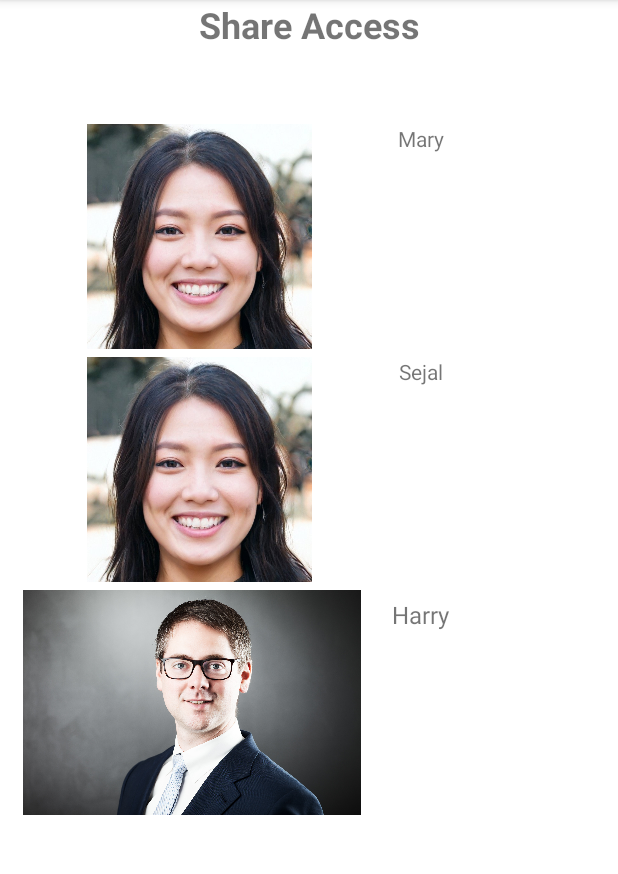
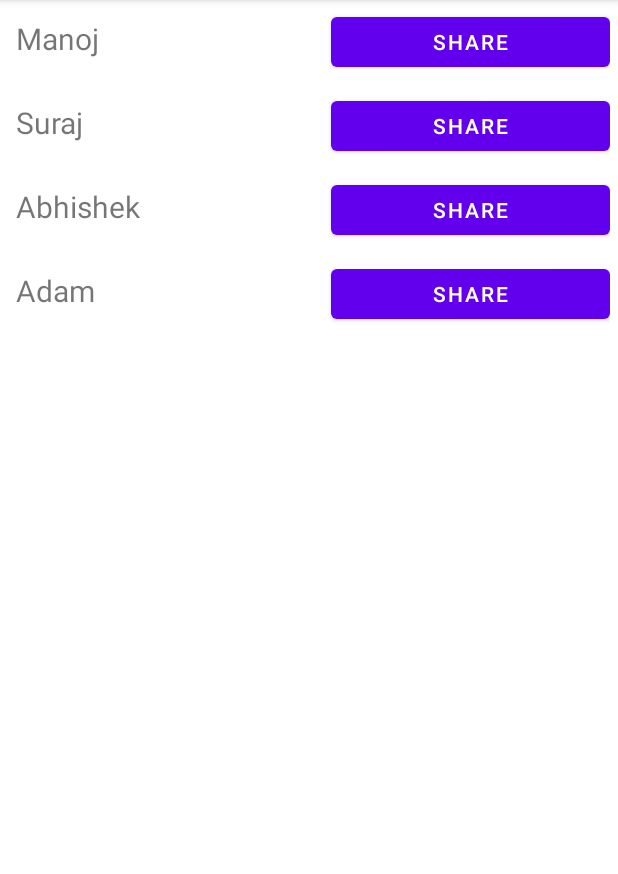
Before and after one commit to skmodi649/VidCiph, an Android app: the ShareActivity screen opened directly, with no data from a screen before it, on a phone screen of 412 x 824 dp, the part 84-958 px from its top. Run offline under Robolectric (Android 15) with nearby library versions, the phone set to English and light mode, and no system bars.

Commit message:
Mid commit

```diff
--- a/app/src/main/java/com/example/vidciph/ShareActivity.java
+++ b/app/src/main/java/com/example/vidciph/ShareActivity.java
@@ -2,13 +2,33 @@ package com.example.vidciph;
 
 import androidx.appcompat.app.AppCompatActivity;
 
+import android.content.Intent;
+import android.content.pm.PackageManager;
 import android.os.Bundle;
+import android.view.View;
+import android.widget.Button;
 
 public class ShareActivity extends AppCompatActivity {
-
+    Button shareAbhishek, shareSuraj, shareAdam, shareManoj;
     @Override
     protected void onCreate(Bundle savedInstanceState) {
         super.onCreate(savedInstanceState);
         setContentView(R.layout.activity_share);
+
+        shareAbhishek = findViewById(R.id.shareAbhishek);
+        shareSuraj = findViewById(R.id.shareSuraj);
+        shareManoj = findViewById(R.id.shareManoj);
+
+        shareManoj.setOnClickListener(new View.OnClickListener() {
+            @Override
+            public void onClick(View v) {
+               Intent intent = getPackageManager().getLaunchIntentForPackage("com.google.android.gm");
+                if (intent != null) {
+                    startActivity(intent);
+                }
+
+            }
+        });
+
     }
 }
--- a/app/src/main/res/layout/activity_share.xml
+++ b/app/src/main/res/layout/activity_share.xml
@@ -6,99 +6,107 @@
     android:layout_height="match_parent"
     tools:context=".ShareActivity">
 
-    <TextView
-        android:id="@+id/textView4"
-        android:layout_width="164dp"
-        android:layout_height="36dp"
-        android:textSize="24sp"
-        android:textAlignment="center"
-        android:text="Share Access"
-        android:textStyle="bold"
-        app:layout_constraintEnd_toEndOf="parent"
-        app:layout_constraintStart_toStartOf="parent"
-        app:layout_constraintTop_toTopOf="parent" />
-
-    <ScrollView
-        android:layout_width="412dp"
-        android:layout_marginTop="20sp"
-        android:layout_height="699dp"
-        app:layout_constraintBottom_toBottomOf="parent"
-        app:layout_constraintEnd_toEndOf="parent"
-        app:layout_constraintStart_toStartOf="parent"
-        app:layout_constraintTop_toBottomOf="@+id/textView4"
-        tools:ignore="SpeakableTextPresentCheck">
-
-        <LinearLayout
-            android:layout_marginTop="20dp"
-            android:layout_width="match_parent"
-            android:layout_height="wrap_content"
-            android:orientation="vertical">
 
     <LinearLayout
         android:layout_width="match_parent"
         android:layout_height="match_parent"
+        android:orientation="vertical"
+        app:layout_constraintBottom_toBottomOf="parent"
+        app:layout_constraintEnd_toEndOf="parent"
+        app:layout_constraintStart_toStartOf="parent"
+        app:layout_constraintTop_toTopOf="parent">
+
+        <LinearLayout
+            android:layout_width="match_parent"
+            android:layout_height="45dp"
+            android:layout_margin="5dp"
             android:orientation="horizontal">
 
-                <ImageView
-                    android:id="@+id/imageView5"
-                    android:layout_width="150dp"
-                    android:layout_height="150dp"
-                    android:layout_weight="1"
-                    android:src="@drawable/random1" />
-
             <TextView
-                    android:id="@+id/textView8"
-                    android:layout_width="wrap_content"
+                android:id="@+id/manoj"
+                android:padding="5dp"
+                android:layout_width="50dp"
                 android:layout_height="wrap_content"
                 android:layout_weight="1"
-                    android:text="Mary" />
+                android:textSize="20sp"
+                android:text="Manoj" />
+
+            <Button
+                android:id="@+id/shareManoj"
+                android:padding="5dp"
+                android:layout_width="20dp"
+                android:layout_height="wrap_content"
+                android:layout_weight="1"
+                android:text="Share" />
         </LinearLayout>
 
         <LinearLayout
-                android:layout_marginTop="5dp"
             android:layout_width="match_parent"
-                android:layout_height="match_parent"
+            android:layout_height="45dp"
+            android:layout_margin="5dp"
             android:orientation="horizontal">
 
-                <ImageView
-                    android:id="@+id/imageView4"
-                    android:layout_width="150dp"
-                    android:layout_height="150dp"
-                    android:layout_weight="1"
-                    android:src="@drawable/random1" />
-
             <TextView
-                    android:id="@+id/textView7"
-                    android:layout_width="wrap_content"
+                android:id="@+id/suraj"
+                android:padding="5dp"
+                android:layout_width="50dp"
                 android:layout_height="wrap_content"
                 android:layout_weight="1"
-                    android:text="Sejal" />
+                android:textSize="20sp"
+                android:text="Suraj" />
+
+            <Button
+                android:id="@+id/shareSuraj"
+                android:layout_width="20dp"
+                android:layout_height="wrap_content"
+                android:layout_weight="1"
+                android:text="Share" />
         </LinearLayout>
 
         <LinearLayout
-                android:layout_marginTop="5dp"
             android:layout_width="match_parent"
-                android:layout_height="wrap_content"
+            android:layout_height="45dp"
+            android:layout_margin="5dp"
             android:orientation="horizontal">
 
-                <ImageView
-                    android:id="@+id/imageView3"
-                    android:layout_width="150dp"
-                    android:layout_height="150dp"
+            <TextView
+                android:id="@+id/Abhishek"
+                android:padding="5dp"
+                android:layout_width="50dp"
+                android:layout_height="wrap_content"
                 android:layout_weight="1"
-                    android:src="@drawable/random3" />
+                android:textSize="20sp"
+                android:text="Abhishek" />
+
+            <Button
+                android:id="@+id/shareAbhishek"
+                android:layout_width="20dp"
+                android:layout_height="wrap_content"
+                android:layout_weight="1"
+                android:text="Share" />
+        </LinearLayout>
+
+        <LinearLayout
+            android:layout_width="match_parent"
+            android:layout_height="45dp"
+            android:layout_margin="5dp"
+            android:orientation="horizontal">
 
             <TextView
-                    android:layout_width="wrap_content"
+                android:id="@+id/Adam"
+                android:padding="5dp"
+                android:layout_width="50dp"
                 android:layout_height="wrap_content"
-                    android:layout_margin="5dp"
                 android:layout_weight="1"
-                    android:text="Harry"
-                    android:textSize="16sp" />
+                android:textSize="20sp"
+                android:text="Adam" />
 
+            <Button
+                android:id="@+id/shareAdam"
+                android:layout_width="20dp"
+                android:layout_height="wrap_content"
+                android:layout_weight="1"
+                android:text="Share" />
         </LinearLayout>
-
     </LinearLayout>
-    </ScrollView>
-
 </androidx.constraintlayout.widget.ConstraintLayout>
```
Also changed, not shown: app/src/main/AndroidManifest.xml (+5 -2 lines), app/src/main/java/com/example/vidciph/AESEncDec.java (+32 -24 lines), app/src/main/java/com/example/vidciph/Decrypter.java (added, +78 -0 lines), app/src/main/java/com/example/vidciph/Encrypter.java (added, +71 -0 lines), app/src/main/java/com/example/vidciph/UploadVideo.java (+231 -1 lines), app/src/main/java/com/example/vidciph/Video_Select_EncDec.java (+26 -1 lines), app/src/main/res/layout/activity_upload_video.xml (added, +41 -0 lines), app/src/main/res/layout/activity_video_select_encdec.xml (+0 -11 lines). Lines whose indentation alone changed are shown as unchanged.
